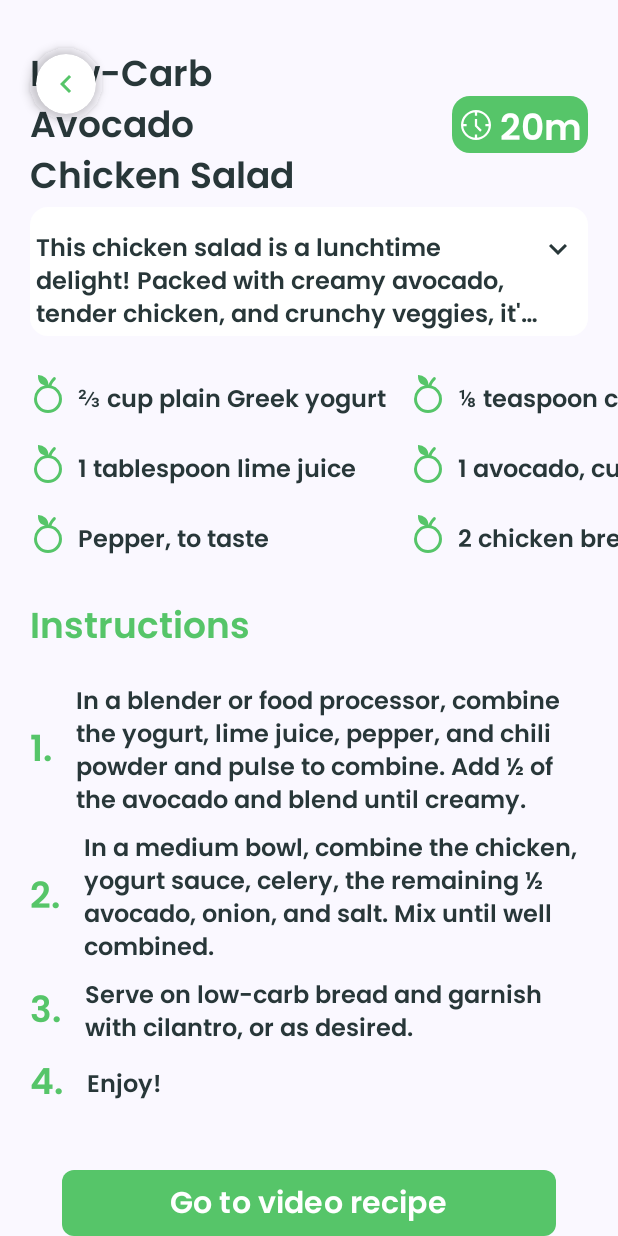
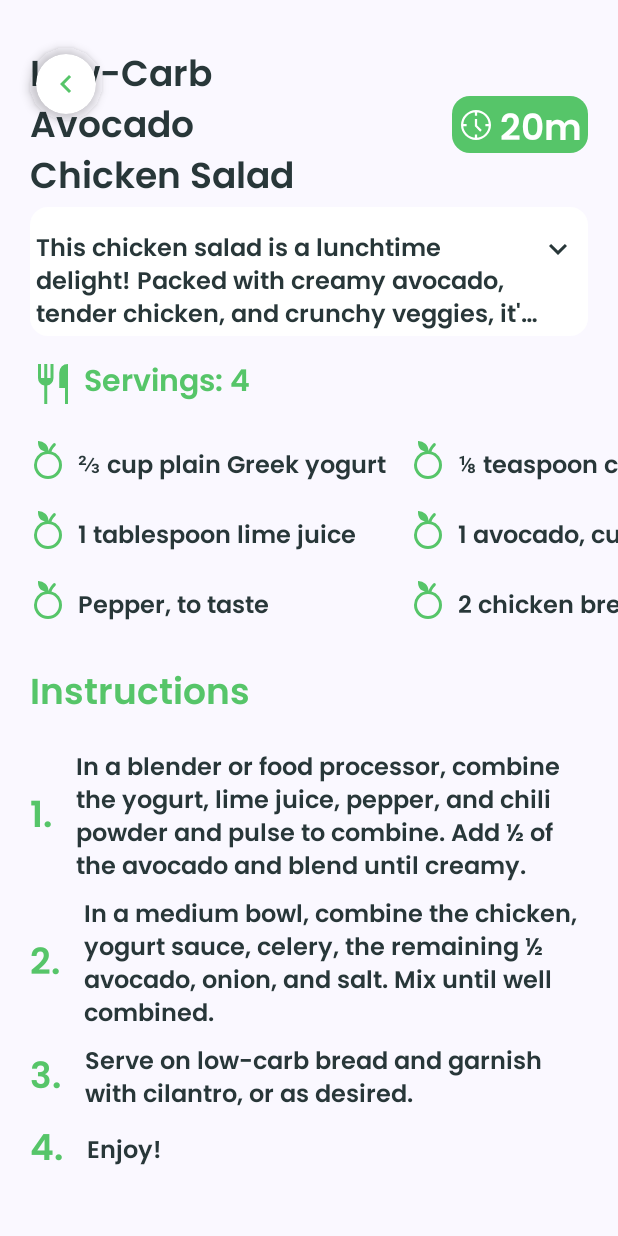
Before and after one commit to anavarban/fridgeBuddy, an Android app built with Jetpack Compose: the composable RecipeScreen called with empty values, on a phone screen of 412 x 824 dp. Run offline under Robolectric (Android 15) with nearby library versions, the phone set to English and light mode, and no system bars; our stand-ins replace Dagger/Hilt's generated code, accompanist; pictures from the network do not load; 1 statement that could not run was skipped.

Commit message:
Minor design adjustments

```diff
--- a/app/src/main/java/com/mready/myapplication/ui/fridge/FridgeViewModel.kt
+++ b/app/src/main/java/com/mready/myapplication/ui/fridge/FridgeViewModel.kt
@@ -42,13 +42,6 @@ class FridgeViewModel @Inject constructor(
         }.launchIn(viewModelScope)
     }
 
-    fun insertIngredient(ingredient: Ingredient, user: String) {
-        viewModelScope.launch {
-            fridgeIngredientsRepo.insertIngredient(ingredient.toFridgeIngredient(user))
-        }
-        loadIngredients()
-    }
-
     fun deleteIngredient(ingredient: Ingredient) {
         viewModelScope.launch {
             fridgeIngredientsRepo.deleteIngredient(ingredient.id)
--- a/app/src/main/java/com/mready/myapplication/ui/fridge/YourFridgeScreen.kt
+++ b/app/src/main/java/com/mready/myapplication/ui/fridge/YourFridgeScreen.kt
@@ -249,7 +249,7 @@ fun YourFridgeScreen(
                                 bottom = 40.dp
                             )
                         ) {
-                            items(ingredients, key = { it.id }) {
+                            items(ingredients.sortedBy { it.name }, key = { it.id }) {
                                 IngredientItem(
                                     modifier = Modifier
                                         .width(120.dp)
--- a/app/src/main/java/com/mready/myapplication/ui/recipes/RecipeScreen.kt
+++ b/app/src/main/java/com/mready/myapplication/ui/recipes/RecipeScreen.kt
@@ -81,7 +81,7 @@ fun RecipeScreen(
 
     val uiState = recipeViewModel.uiState.collectAsState()
 
-    val sections = listOf("image", "title", "description", "ingredients", "instructions", "video")
+    val sections = listOf("image", "title", "description","yields", "ingredients", "instructions", "video")
 
     var toggleDescription by remember { mutableStateOf(false) }
 
@@ -183,6 +183,31 @@ fun RecipeScreen(
                             "description" -> {
                                 if (recipe.description.isNotEmpty()) {
                                     DescriptionCard(text = recipe.description)
+                                }
+                            }
+
+                            "yields" -> {
+                                if (recipe.yields.isNotEmpty() && recipe.yields != "null") {
+                                    Row(
+                                        modifier = Modifier.padding(top = 12.dp, start = 20.dp, end = 20.dp)
+                                    ) {
+                                        Icon(
+                                            modifier = Modifier.size(32.dp),
+                                            painter = painterResource(id = R.drawable.ic_utensils),
+                                            contentDescription = null,
+                                            tint = MainAccent
+                                        )
+
+                                        Text(
+                                            modifier = Modifier.padding(start = 4.dp),
+                                            text = recipe.yields,
+                                            textAlign = TextAlign.Right,
+                                            fontSize = 20.sp,
+                                            fontFamily = Poppins,
+                                            fontWeight = FontWeight.SemiBold,
+                                            color = MainAccent
+                                        )
+                                    }
                                 }
                             }
 
```
